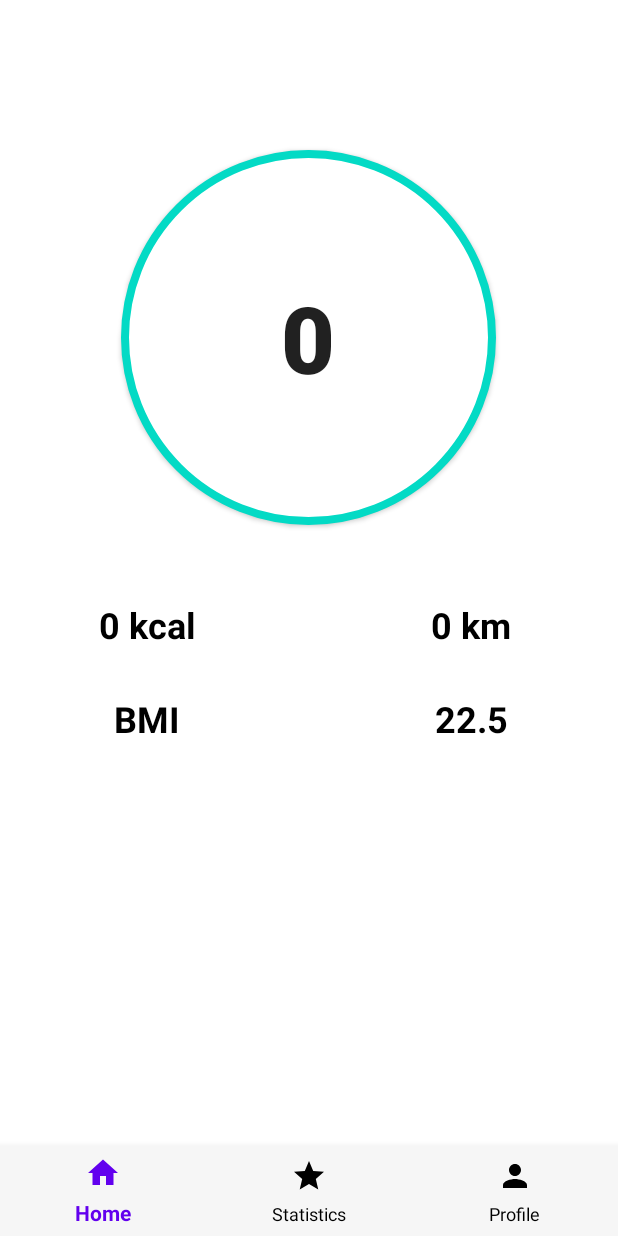
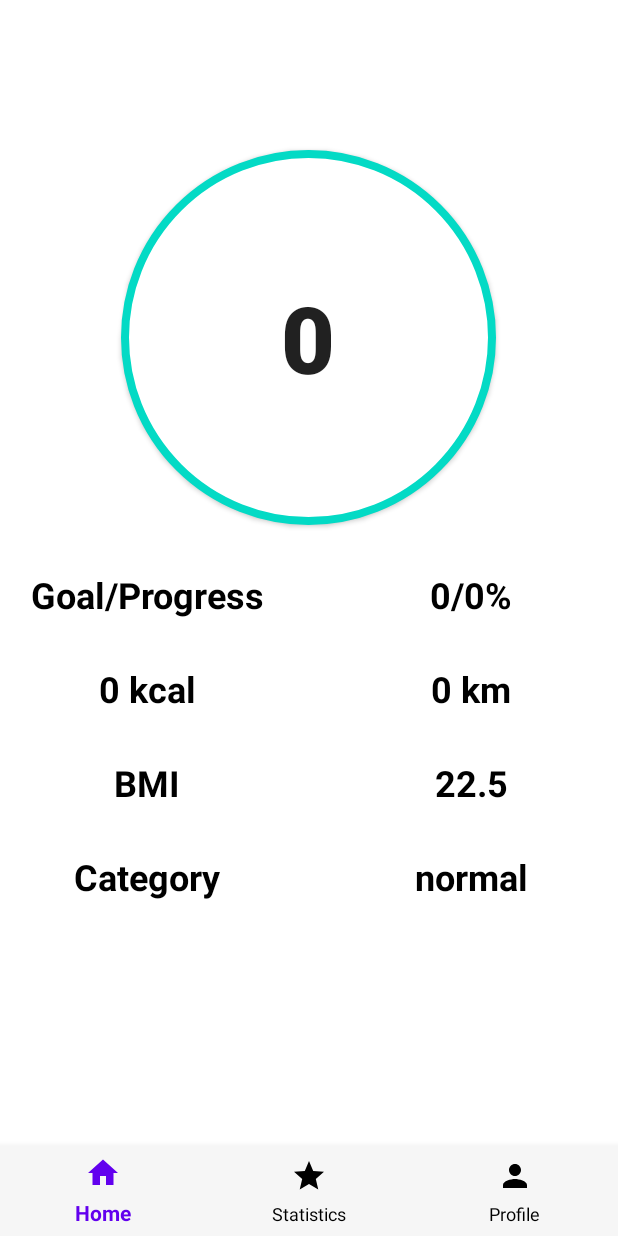
Before and after one commit to anyatsal/MakaoFit, an Android app: the HomeFragment screen opened directly, with no data from a screen before it, on a phone screen of 412 x 824 dp. Run offline under Robolectric (Android 15) with nearby library versions, the phone set to English and light mode, and no system bars; 3 statements that could not run were skipped.

Commit message:
fix bugs with goals and progress

```diff
--- a/app/src/main/java/com/makao/makaofit/service/GoogleFitService.java
+++ b/app/src/main/java/com/makao/makaofit/service/GoogleFitService.java
@@ -30,16 +30,21 @@ public class GoogleFitService {
 //             .addDataType(DataType.TYPE_DISTANCE_DELTA, FitnessOptions.ACCESS_READ)
             .build();
 
-    public void setStepsCount(Context context, TextView view, TextView distanceView) {
+    public void setStepsCount(Context context, TextView view, TextView distanceView, TextView goalView) {
         Fitness.getHistoryClient(context, GoogleSignIn.getAccountForExtension(context, fitnessOptions))
                 .readDailyTotal(DataType.TYPE_STEP_COUNT_DELTA)
                 .addOnSuccessListener(dataReadResponse -> {
                     if (!dataReadResponse.isEmpty()) {
                         String steps = dataReadResponse.getDataPoints().get(0).getValue(Field.FIELD_STEPS).toString();
+                        int goal = context.getSharedPreferences("com.makao.makaofit", Context.MODE_PRIVATE).getInt("goal", 10000);
+
                         double distance = Double.parseDouble(steps) / 1400;
                         double roundedDistance = Math.floor(distance * 100) / 100;
+                        double progress = Double.parseDouble(steps) / goal * 100;
+
                         view.setText(String.format("%s", steps));
                         distanceView.setText(String.format("%s km", roundedDistance));
+                        goalView.setText(goal + "/" + progress + "%");
                     }
                 })
                 .addOnFailureListener(e -> {
@@ -97,7 +102,7 @@ public class GoogleFitService {
                         if (dataReadResponse.getStatus().isSuccess()) {
                             String callories = dataReadResponse.getDataSet(DataType.TYPE_CALORIES_EXPENDED).getDataPoints().get(0)
                                     .getValue(Field.FIELD_CALORIES).toString();
-                            double kiloCall = Double.parseDouble(callories) * 30;
+                            double kiloCall = Double.parseDouble(callories) * 60;
                             Long roundedKilloCal = Math.round(kiloCall) / 1000;
                             view.setText(roundedKilloCal.toString() + " kcal");
                         }
--- a/app/src/main/java/com/makao/makaofit/ui/fragment/HomeFragment.java
+++ b/app/src/main/java/com/makao/makaofit/ui/fragment/HomeFragment.java
@@ -35,9 +35,10 @@ public class HomeFragment extends Fragment {
         Button stepsButton = view.findViewById(R.id.steps);
         TextView distance = view.findViewById(R.id.distance);
         TextView textView = view.findViewById(R.id.kkal);
+        TextView goalView = view.findViewById(R.id.goalView);
 
-        googleFitService.setStepsCount(getContext(), stepsButton, distance);
-        stepsButton.setOnClickListener(listener -> googleFitService.setStepsCount(getContext(), stepsButton, distance));
+        googleFitService.setStepsCount(getContext(), stepsButton, distance, goalView);
+        stepsButton.setOnClickListener(listener -> googleFitService.setStepsCount(getContext(), stepsButton, distance, goalView));
 
         googleFitService.setCallories(getContext(), textView);
 
--- a/app/src/main/java/com/makao/makaofit/ui/fragment/StatisticsFragment.java
+++ b/app/src/main/java/com/makao/makaofit/ui/fragment/StatisticsFragment.java
@@ -27,8 +27,9 @@ public class StatisticsFragment extends Fragment {
         GoogleFitService googleFitService = new GoogleFitService();
         try {
             TextView stepsCountView = view.findViewById(R.id.steps_current);
-            TextView distance = view.findViewById(R.id.distance_current);
-            googleFitService.setStepsCount(this.getContext(), stepsCountView, distance);
+            TextView distanceView = view.findViewById(R.id.distance_current);
+            TextView goalView = view.findViewById(R.id.goalView);
+            googleFitService.setStepsCount(this.getContext(), stepsCountView, distanceView, goalView);
         } catch (Exception e) {
             e.printStackTrace();
         }
--- a/app/src/main/res/layout/fragment_home.xml
+++ b/app/src/main/res/layout/fragment_home.xml
@@ -20,15 +20,50 @@
         app:layout_constraintTop_toTopOf="parent" />
 
     <LinearLayout
-        android:id="@+id/main_block"
+        android:id="@+id/goal_block"
         android:layout_width="match_parent"
         android:layout_height="wrap_content"
-        android:layout_marginTop="50dp"
+        android:layout_marginTop="30dp"
         android:gravity="center_horizontal"
         android:orientation="horizontal"
         android:weightSum="2"
         app:layout_constraintStart_toStartOf="parent"
         app:layout_constraintTop_toBottomOf="@+id/steps">
+
+        <TextView
+            android:id="@+id/goal_title"
+            android:layout_width="0dp"
+            android:layout_height="wrap_content"
+            android:layout_weight="1"
+            android:gravity="center_horizontal"
+            android:textColor="@color/black"
+            android:textSize="24sp"
+            android:textStyle="bold"
+            android:text="@string/goal_progress" />
+
+        <TextView
+            android:id="@+id/goalView"
+            android:layout_width="0dp"
+            android:layout_height="wrap_content"
+            android:layout_marginStart="20dp"
+            android:layout_weight="1"
+            android:gravity="center_horizontal"
+            android:textColor="@color/black"
+            android:textSize="24sp"
+            android:textStyle="bold"
+            android:text="@string/_0_0" />
+    </LinearLayout>
+
+    <LinearLayout
+        android:id="@+id/main_block"
+        android:layout_width="match_parent"
+        android:layout_height="wrap_content"
+        android:layout_marginTop="30dp"
+        android:gravity="center_horizontal"
+        android:orientation="horizontal"
+        android:weightSum="2"
+        app:layout_constraintStart_toStartOf="parent"
+        app:layout_constraintTop_toBottomOf="@+id/goal_block">
 
         <TextView
             android:id="@+id/kkal"
@@ -91,4 +126,41 @@
             android:text="22.5" />
     </LinearLayout>
 
+    <LinearLayout
+        android:id="@+id/category_block"
+        android:layout_width="match_parent"
+        android:layout_height="wrap_content"
+        android:layout_marginTop="30dp"
+        android:gravity="center_horizontal"
+        android:orientation="horizontal"
+        android:weightSum="2"
+        app:layout_constraintStart_toStartOf="parent"
+        app:layout_constraintTop_toBottomOf="@+id/bmi_block">
+
+        <TextView
+            android:id="@+id/title_category"
+            android:layout_width="0dp"
+            android:layout_height="wrap_content"
+            android:layout_weight="1"
+            android:gravity="center_horizontal"
+            android:text="Category"
+            android:textColor="@color/black"
+            android:textSize="24sp"
+            android:textStyle="bold" />
+
+        <TextView
+            android:id="@+id/category"
+            android:layout_width="0dp"
+            android:layout_height="wrap_content"
+            android:layout_marginStart="20dp"
+            android:layout_weight="1"
+            android:gravity="center_horizontal"
+            android:textColor="@color/black"
+            android:textSize="24sp"
+            android:textStyle="bold"
+            app:layout_constraintStart_toEndOf="@+id/title_height"
+            app:layout_constraintTop_toBottomOf="@+id/steps"
+            android:text="normal" />
+    </LinearLayout>
+
 </androidx.constraintlayout.widget.ConstraintLayout>
--- a/app/src/main/res/layout/fragment_profile.xml
+++ b/app/src/main/res/layout/fragment_profile.xml
@@ -217,7 +217,7 @@
             android:layout_width="match_parent"
             android:layout_height="50dp"
             android:layout_marginStart="20dp"
-            android:layout_marginTop="100dp"
+            android:layout_marginTop="50dp"
             android:layout_marginEnd="20dp"
             app:layout_constraintEnd_toEndOf="parent"
             app:layout_constraintStart_toStartOf="parent"
--- a/app/src/main/res/values/strings.xml
+++ b/app/src/main/res/values/strings.xml
@@ -29,4 +29,6 @@
     <string name="the_height_is_incorrect">The height is incorrect</string>
     <string name="skip">Skip</string>
     <string name="goal">Goal</string>
+    <string name="_0_0">0/0%</string>
+    <string name="goal_progress">Goal/Progress</string>
 </resources>
```
